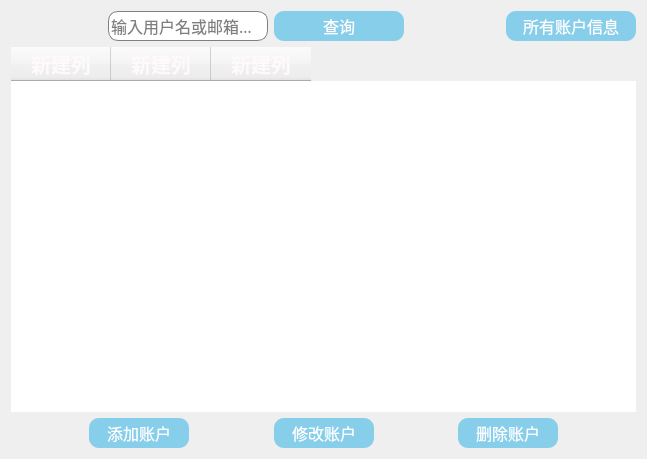
Old version of the form accountManage/accountdlg.ui in the repository wwkl3385/ManagementTool.
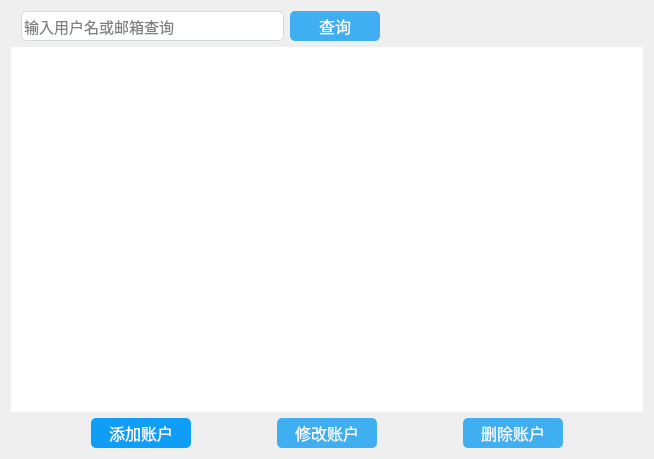
New version of the form. Icons and pictures are not drawn.

Patch:
```diff
--- a/accountManage/accountdlg.ui
+++ b/accountManage/accountdlg.ui
@@ -6,7 +6,7 @@
    <rect>
     <x>0</x>
     <y>0</y>
-    <width>647</width>
+    <width>654</width>
     <height>459</height>
    </rect>
   </property>
@@ -28,9 +28,12 @@
        <property name="orientation">
         <enum>Qt::Horizontal</enum>
        </property>
+       <property name="sizeType">
+        <enum>QSizePolicy::Fixed</enum>
+       </property>
        <property name="sizeHint" stdset="0">
         <size>
-         <width>40</width>
+         <width>10</width>
          <height>20</height>
         </size>
        </property>
@@ -40,14 +43,14 @@
       <widget class="QLineEdit" name="searchLineEdit">
        <property name="minimumSize">
         <size>
-         <width>160</width>
+         <width>50</width>
          <height>30</height>
         </size>
        </property>
        <property name="font">
         <font>
          <family>Microsoft Yahei</family>
-         <pointsize>12</pointsize>
+         <pointsize>11</pointsize>
          <weight>50</weight>
          <italic>false</italic>
          <bold>false</bold>
@@ -60,10 +63,10 @@
         <string notr="true">QLineEdit{
 background-color: rgb(255,255,255);
 color: rgb(0, 0, 0);
-border-radius:10px;
-font:12pt;
+border-radius:5px;
+font:11pt;
 font-family:Microsoft Yahei;
-border:1px solid gray;
+border:1px solid #d3dadd;
 }
 QLineEdit:hover{
 border-width:2px;
@@ -71,8 +74,9 @@
 }
 QLineEdit:focus {
 border-width:2px;
-border-color:rgb(170, 170, 255);
-}</string>
+border-color:lightblue;
+}
+</string>
        </property>
        <property name="placeholderText">
         <string>输入用户名或邮箱查询</string>
@@ -83,13 +87,13 @@
       <widget class="QPushButton" name="searchPushButton">
        <property name="minimumSize">
         <size>
-         <width>130</width>
+         <width>90</width>
          <height>30</height>
         </size>
        </property>
        <property name="maximumSize">
         <size>
-         <width>130</width>
+         <width>90</width>
          <height>30</height>
         </size>
        </property>
@@ -98,8 +102,8 @@
 {
     font-family:Microsoft Yahei;
     color:white;
-    background-color:skyblue;
-    border-radius:10px;
+    background-color:#40aff1;
+    border-radius:5px;
 	font: 12pt;
 }
 
@@ -131,6 +135,9 @@
        <property name="orientation">
         <enum>Qt::Horizontal</enum>
        </property>
+       <property name="sizeType">
+        <enum>QSizePolicy::Expanding</enum>
+       </property>
        <property name="sizeHint" stdset="0">
         <size>
          <width>40</width>
@@ -139,53 +146,6 @@
        </property>
       </spacer>
      </item>
-     <item>
-      <widget class="QPushButton" name="allUserPushButton">
-       <property name="minimumSize">
-        <size>
-         <width>130</width>
-         <height>30</height>
-        </size>
-       </property>
-       <property name="maximumSize">
-        <size>
-         <width>130</width>
-         <height>30</height>
-        </size>
-       </property>
-       <property name="styleSheet">
-        <string notr="true">QPushButton
-{
-    font-family:Microsoft Yahei;
-    color:white;
-    background-color:skyblue;
-    border-radius:10px;
-	font: 12pt;
-}
-
-QPushButton:hover
-{
-    background-color:deepskyblue;
-}
-
-QPushButton:pressed
-{
-    background-color:deepskyblue;
-    padding-left:4px;
-    padding-top:4px;
-}
-QPushButton:unpressed
-{
-    background-color:rgb(0 , 100 , 0);
-    padding-left:4px;
-    padding-top:4px;
-}</string>
-       </property>
-       <property name="text">
-        <string>所有账户信息</string>
-       </property>
-      </widget>
-     </item>
     </layout>
    </item>
    <item row="1" column="0">
@@ -193,36 +153,25 @@
      <property name="styleSheet">
       <string notr="true">QTableWidget
 {
-    selection-background-color:skyblue;
-font:12pt;
-
+font:11pt;
+color:black;
 }
 QTableWidget::item:hover
 {
 background-color:rgb(203,203,203);
 } 
-
+QTableWidget::item:selected
+{
+background-color:lightblue;
+color:blue;
+font:13pt;
+} 
 QHeaderView
 {
 color:snow;
 font:bold;
 }</string>
      </property>
-     <column>
-      <property name="text">
-       <string>新建列</string>
-      </property>
-     </column>
-     <column>
-      <property name="text">
-       <string>新建列</string>
-      </property>
-     </column>
-     <column>
-      <property name="text">
-       <string>新建列</string>
-      </property>
-     </column>
     </widget>
    </item>
    <item row="2" column="0">
@@ -259,8 +208,8 @@
 {
     font-family:Microsoft Yahei;
     color:white;
-    background-color:skyblue;
-    border-radius:10px;
+    background-color:#0f9ef7;
+    border-radius:5px;
 	font: 12pt;
 }
 
@@ -319,8 +268,8 @@
 {
     font-family:Microsoft Yahei;
     color:white;
-    background-color:skyblue;
-    border-radius:10px;
+    background-color:#40aff1;
+    border-radius:5px;
 	font: 12pt;
 }
 
@@ -379,8 +328,8 @@
 {
     font-family:Microsoft Yahei;
     color:white;
-    background-color:skyblue;
-    border-radius:10px;
+    background-color:#40aff1;
+    border-radius:5px;
 	font: 12pt;
 }
 
```
Left out of the diff: 13 changed lines with no effect on the pictures.
